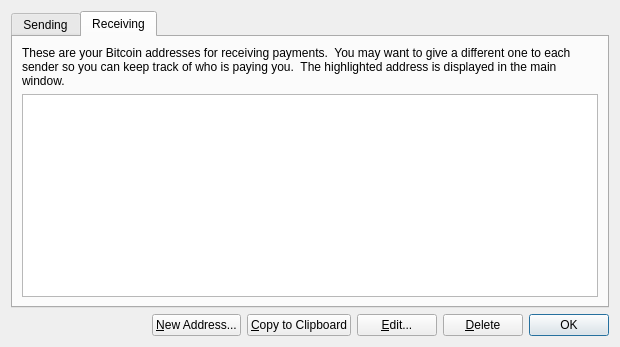
This is src/qt/forms/addressbookdialog.ui in raffermeko/bitcoin as Qt 5 draws it before an edit. The edited form follows.
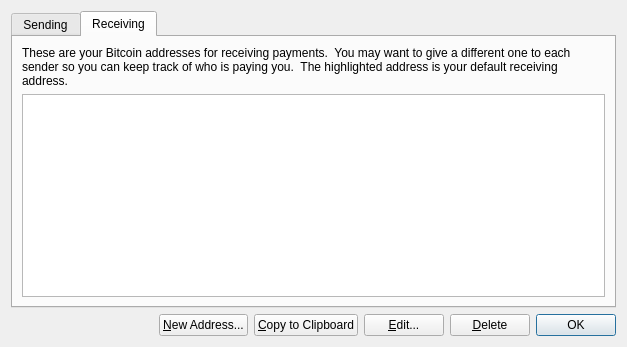
This is the edited form. The open tabs and pages were chosen to show the change. Icons and pictures are not drawn.

Commit message: Remove "default address" from main GUI screen, it only confuses people

The edit to the form file:
```diff
--- a/src/qt/forms/addressbookdialog.ui
+++ b/src/qt/forms/addressbookdialog.ui
@@ -6,7 +6,7 @@
    <rect>
     <x>0</x>
     <y>0</y>
-    <width>620</width>
+    <width>627</width>
     <height>347</height>
    </rect>
   </property>
@@ -59,7 +59,7 @@
        <item>
         <widget class="QLabel" name="label">
          <property name="text">
-          <string>These are your Bitcoin addresses for receiving payments.  You may want to give a different one to each sender so you can keep track of who is paying you.  The highlighted address is displayed in the main window.</string>
+          <string>These are your Bitcoin addresses for receiving payments.  You may want to give a different one to each sender so you can keep track of who is paying you.  The highlighted address is your default receiving address.</string>
          </property>
          <property name="textFormat">
           <enum>Qt::AutoText</enum>
```
Left out of the diff: 2 changed lines with no effect on the pictures. The commit also changes 2 other files.
